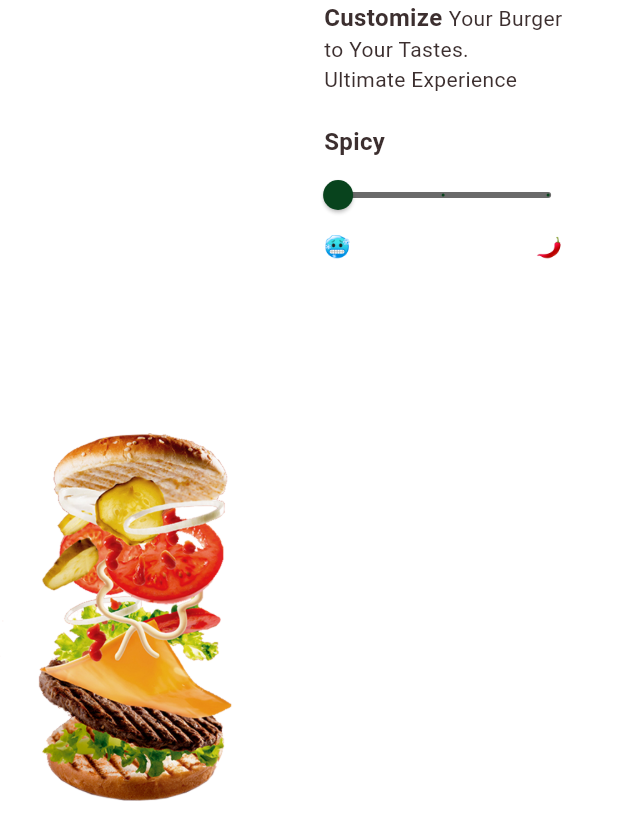
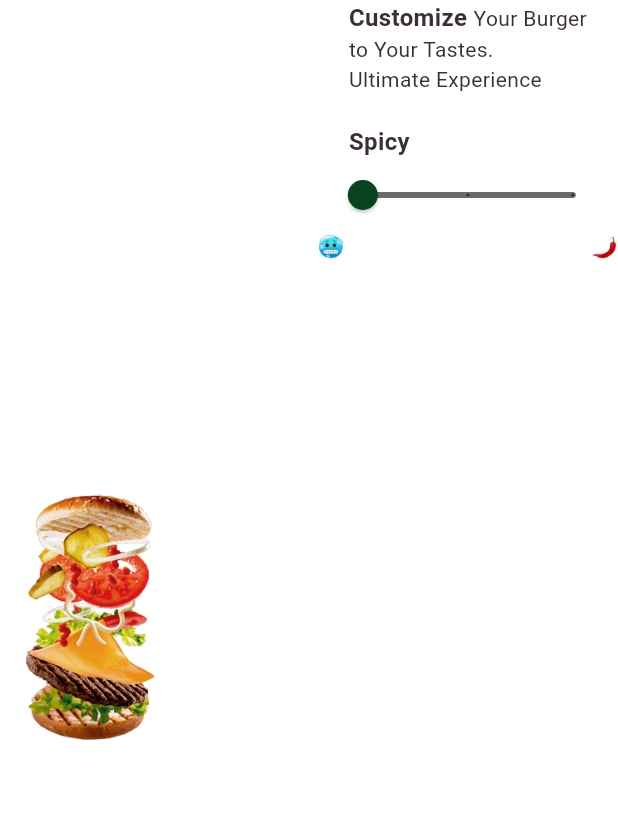
Before and after one commit to M-Waleed-Elsherbeny/Hungry-App, a Flutter app: the SpicySlider widget shown alone on an empty page, opened directly with empty values, on a phone screen of 412 x 824 dp. Shown: the top 840 px of the screen. Run offline on Flutter 3.47's test engine with Material 3 defaults, Android fonts, the phone set to English and light mode, and no system bars; our stand-ins replace flutter_svg, google_fonts.

Commit message:
Improved UI

```diff
--- a/lib/features/products/widgets/spicy_slider.dart
+++ b/lib/features/products/widgets/spicy_slider.dart
@@ -5,7 +5,12 @@ import 'package:hungry_app/core/styles/fonts/app_text_style.dart';
 import 'package:hungry_app/core/utils/spacer.dart';
 
 class SpicySlider extends StatelessWidget {
-  const SpicySlider({super.key, required this.value, required this.onChanged, this.label});
+  const SpicySlider({
+    super.key,
+    required this.value,
+    required this.onChanged,
+    this.label,
+  });
   final double value;
   final ValueChanged<double> onChanged;
   final String? label;
@@ -16,11 +21,9 @@ class SpicySlider extends StatelessWidget {
     double deviceHeight = MediaQuery.of(context).size.height;
     return Row(
       children: [
-        Image.asset(AppAssets.customizeBeefBurger, height: deviceHeight * 0.3),
+        Image.asset(AppAssets.customizeBeefBurger, height: deviceHeight * 0.20),
         const Spacer(),
-        Padding(
-          padding: EdgeInsets.only(right: deviceWidth * 0.05),
-          child: Column(
+        Column(
           children: [
             const Text.rich(
               TextSpan(
@@ -39,10 +42,7 @@ class SpicySlider extends StatelessWidget {
                     text: "Ultimate Experience\n\n",
                     style: AppTextStyle.textBrown14W400,
                   ),
-                    TextSpan(
-                      text: "Spicy",
-                      style: AppTextStyle.textBrown16W600,
-                    ),
+                  TextSpan(text: "Spicy", style: AppTextStyle.textBrown16W600),
                 ],
               ),
             ),
@@ -59,13 +59,12 @@ class SpicySlider extends StatelessWidget {
             Row(
               children: [
                 const Text("🥶"),
-                  widthSpace(deviceWidth * 0.3),
+                widthSpace(deviceWidth * 0.4),
                 const Text("🌶"),
               ],
             ),
           ],
         ),
-        ),
       ],
     );
   }
```
Also changed, not shown: lib/features/products/widgets/toppings_card.dart (+7 -2 lines). Lines whose indentation alone changed are shown as unchanged.
